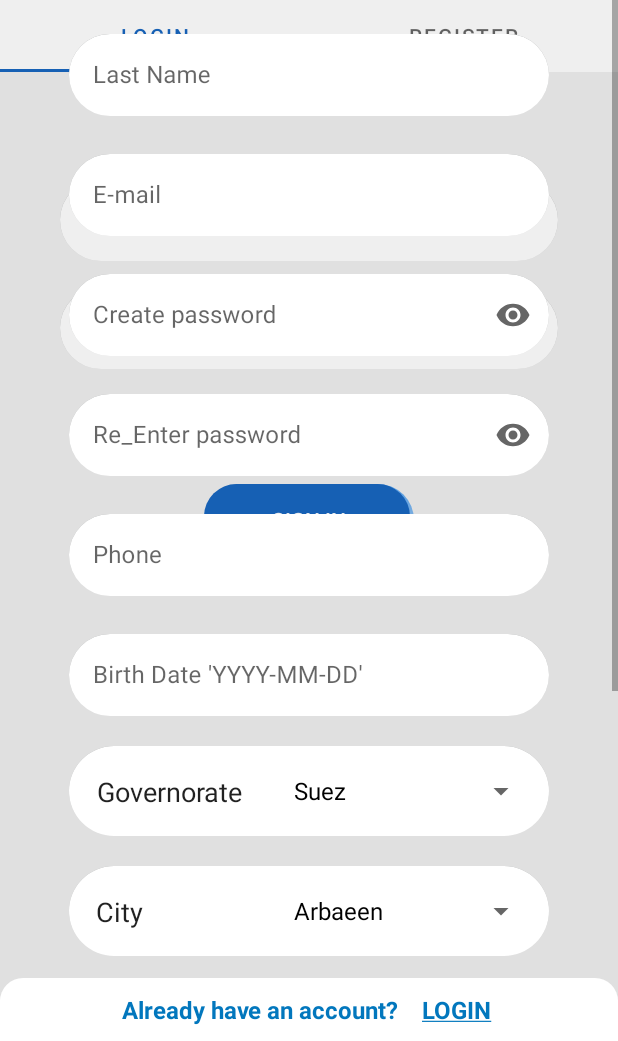
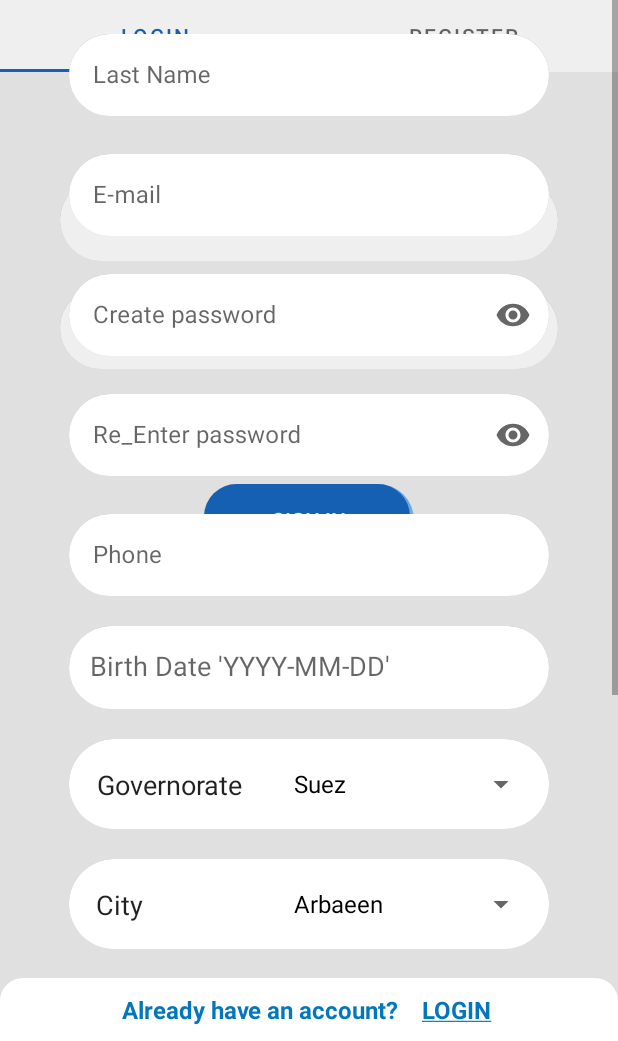
Before and after one commit to Eng-Light/Servizi, an Android app: the fragment SignUpFragment placed in its activity, on a phone screen of 412 x 824 dp, the part 195-1236 px from its top. Run offline under Robolectric (Android 15) with nearby library versions, the phone set to English and light mode, and no system bars; our stand-ins replace navigation-ui.

Commit message:
Edit Birth Date Input (in SignUp)

```diff
--- a/app/src/main/java/com/example/servizi/technician/ui/signup/SignUpViewModel.kt
+++ b/app/src/main/java/com/example/servizi/technician/ui/signup/SignUpViewModel.kt
@@ -13,6 +13,8 @@ import com.example.servizi.technician.network.TechApi
 import com.google.gson.Gson
 import com.google.gson.reflect.TypeToken
 import kotlinx.coroutines.launch
+import java.text.SimpleDateFormat
+import java.util.*
 
 enum class TechSignUpApiStatus { LOADING, ERROR, DONE }
 
@@ -24,6 +26,7 @@ class SignUpViewModel : ViewModel() {
     private val _signUpResponseData = MutableLiveData<TechSignUpResponseData>()
     private val _errorCode = MutableLiveData<Int?>()
     private val _errorMessage = MutableLiveData<TechSignUpResponseFail>()
+    private val _birthDate = MutableLiveData<String>()
 
     //The external immutable LiveData for the request status
     val signUpLoadingStatus: LiveData<TechSignUpApiStatus> = _signUpLoadingStatus
@@ -31,6 +34,7 @@ class SignUpViewModel : ViewModel() {
     val signUpResponseData: LiveData<TechSignUpResponseData> = _signUpResponseData
     val errorCode: LiveData<Int?> = _errorCode
     val errorMessage: LiveData<TechSignUpResponseFail> = _errorMessage
+    val birthDate: LiveData<String> = _birthDate
 
 
     //Send SignUp Request
@@ -60,9 +64,11 @@ class SignUpViewModel : ViewModel() {
                 //Toast.makeText(coroutineContext,errorMessage.value,Toast.LENGTH_SHORT).show()
             } catch (e: Exception) {
                 Log.d("Test_SignUp_4", e.toString())
-                _errorMessage.value = TechSignUpResponseFail("Check Internet Connection", listOf(
-                    SignUpResponseFail("","","","")
-                ))
+                _errorMessage.value = TechSignUpResponseFail(
+                    "Check Internet Connection", listOf(
+                        SignUpResponseFail("", "", "", "")
+                    )
+                )
                 _signUpLoadingStatus.value = TechSignUpApiStatus.ERROR
                 _signUpResponseData.value = TechSignUpResponseData("", "")
             }
@@ -74,10 +80,19 @@ class SignUpViewModel : ViewModel() {
         _signUpData.value = techData
     }
 
+    fun setBirthDate(year: Int, month: Int, day: Int) {
+        val date = Calendar.getInstance()
+        date.set(year,month,day)
+        val df = SimpleDateFormat("yyyy-MM-dd", Locale.getDefault())
+        df.isLenient = false
+        _birthDate.value = df.format(date.time).toString()
+    }
+
     fun signUp(data: TechnicianData) {
         signUpApiRequest(data)
     }
-    private fun resetStatus(){
+
+    private fun resetStatus() {
         _signUpLoadingStatus.value?.declaringClass
     }
 }
--- a/app/src/main/java/com/example/servizi/user/UserMainActivity.kt
+++ b/app/src/main/java/com/example/servizi/user/UserMainActivity.kt
@@ -9,6 +9,7 @@ import androidx.navigation.ui.navigateUp
 import androidx.navigation.ui.setupActionBarWithNavController
 import com.example.servizi.R
 import com.example.servizi.databinding.ActivityUserMainBinding
+import com.example.servizi.user.ui.main.UserMainFragment
 
 class UserMainActivity : AppCompatActivity() {
 
@@ -27,7 +28,8 @@ class UserMainActivity : AppCompatActivity() {
         val loggedIn = intent.extras
         if (loggedIn != null) {
             if (loggedIn.getBoolean("LoggedIn")) {
-                navController.navigate(R.id.action_UserPagerFragment_to_UserMainFragment)
+                if (navController.currentDestination != navController.findDestination(R.id.UserMainFragment))
+                    navController.navigate(R.id.action_UserPagerFragment_to_UserMainFragment)
             }
         }
         appBarConfiguration = AppBarConfiguration(
--- a/app/src/main/res/layout/fragment_technician_sign_up.xml
+++ b/app/src/main/res/layout/fragment_technician_sign_up.xml
@@ -154,23 +154,18 @@
 
                 </com.google.android.material.textfield.TextInputLayout>
 
-                <com.google.android.material.textfield.TextInputLayout
-                    style="@style/Widget.MaterialComponents.TextInputLayout.OutlinedBox"
+                <androidx.appcompat.widget.AppCompatTextView
+                    style="@style/Theme.Servizi.TextView"
+                    android:id="@+id/birthDate"
                     android:layout_width="320dp"
-                    android:layout_height="60dp"
+                    android:layout_height="55dp"
                     android:layout_marginTop="20dp"
+                    android:background="@drawable/rounded_text_input"
+                    android:drawableEnd="@drawable/ic_arrow_down_24"
                     android:hint="@string/birth_date"
-                    android:orientation="vertical">
-
-                    <com.google.android.material.textfield.TextInputEditText
-                        android:id="@+id/birthDate"
-                        android:layout_width="match_parent"
-                        android:layout_height="match_parent"
-                        android:background="@drawable/rounded_text_input"
-                        android:inputType="text"
-                        android:maxLines="1" />
-
-                </com.google.android.material.textfield.TextInputLayout>
+                    android:orientation="vertical"
+                    android:padding="14dp"
+                    android:textSize="18sp" />
 
                 <androidx.constraintlayout.widget.ConstraintLayout
                     style="@style/Widget.MaterialComponents.TextInputLayout.OutlinedBox"
@@ -184,6 +179,7 @@
 
                     <TextView
                         android:id="@+id/governorate"
+                        style="@style/Theme.Servizi.TextView"
                         android:layout_width="wrap_content"
                         android:layout_height="wrap_content"
                         android:layout_gravity="center"
@@ -191,7 +187,6 @@
                         android:gravity="center"
                         android:paddingStart="10dp"
                         android:text="@string/governorate"
-                        style="@style/Theme.Servizi.TextView"
                         android:textSize="18sp"
                         app:layout_constraintBottom_toBottomOf="parent"
                         app:layout_constraintStart_toStartOf="parent"
@@ -224,6 +219,7 @@
                     android:textColorHint="#5B5C58">
 
                     <TextView
+                        style="@style/Theme.Servizi.TextView"
                         android:layout_width="wrap_content"
                         android:layout_height="wrap_content"
                         android:layout_gravity="center"
@@ -231,7 +227,6 @@
                         android:gravity="center"
                         android:paddingStart="10dp"
                         android:text="@string/city"
-                        style="@style/Theme.Servizi.TextView"
                         android:textSize="18sp"
                         app:layout_constraintBottom_toBottomOf="parent"
                         app:layout_constraintStart_toStartOf="parent"
@@ -267,7 +262,7 @@
                         android:layout_height="match_parent"
                         android:background="@drawable/rounded_text_input"
                         android:inputType="number"
-                        android:maxLines="1"/>
+                        android:maxLines="1" />
 
                 </com.google.android.material.textfield.TextInputLayout>
 
@@ -283,6 +278,7 @@
 
                     <TextView
                         android:id="@+id/professionT"
+                        style="@style/Theme.Servizi.TextView"
                         android:layout_width="wrap_content"
                         android:layout_height="wrap_content"
                         android:layout_gravity="center"
@@ -290,7 +286,6 @@
                         android:gravity="center"
                         android:paddingStart="10dp"
                         android:text="@string/profession"
-                        style="@style/Theme.Servizi.TextView"
                         android:textSize="18sp"
                         app:layout_constraintBottom_toBottomOf="parent"
                         app:layout_constraintStart_toStartOf="parent"
--- a/app/src/main/res/layout/fragment_technicians.xml
+++ b/app/src/main/res/layout/fragment_technicians.xml
@@ -4,7 +4,8 @@
     xmlns:tools="http://schemas.android.com/tools"
     android:layout_gravity="center"
     android:background="@drawable/dark_background"
-    app:layout_constrainedWidth="true">
+    app:layout_constrainedWidth="true"
+    app:layout_constraintEnd_toEndOf="parent">
 
     <data>
 
@@ -63,9 +64,9 @@
             android:orientation="vertical"
             app:layoutManager="androidx.recyclerview.widget.LinearLayoutManager"
             app:layout_constraintEnd_toEndOf="parent"
-            app:layout_constraintHorizontal_bias="1.0"
             app:layout_constraintStart_toStartOf="parent"
             app:layout_constraintTop_toBottomOf="@id/appBarLayout"
+            app:layout_constraintBottom_toBottomOf="parent"
             app:listData="@{viewModel.technicians}"
             tools:listitem="@layout/item_view" />
 
--- a/app/src/main/res/layout/popup_update_location.xml
+++ b/app/src/main/res/layout/popup_update_location.xml
@@ -4,7 +4,7 @@
     xmlns:tools="http://schemas.android.com/tools"
     android:layout_width="wrap_content"
     android:layout_height="wrap_content"
-    app:cardElevation="15dp">
+    app:cardCornerRadius="25dp">
 
     <LinearLayout
         android:layout_width="wrap_content"
--- a/app/src/main/res/values/strings.xml
+++ b/app/src/main/res/values/strings.xml
@@ -80,4 +80,5 @@
     <string name="log_out">Log out</string>
     <string name="version">V 1.0.0</string>
     <string name="update_location">Update Location</string>
+    <string name="enter">Enter</string>
 </resources>
```
Also changed, not shown: app/src/main/java/com/example/servizi/technician/ui/signup/SignUpFragment.kt (+71 -27 lines), app/src/main/res/layout/fragment_user_home.xml (+12 -17 lines), app/src/main/res/layout/popup_enter_date.xml (added, +34 -0 lines).
